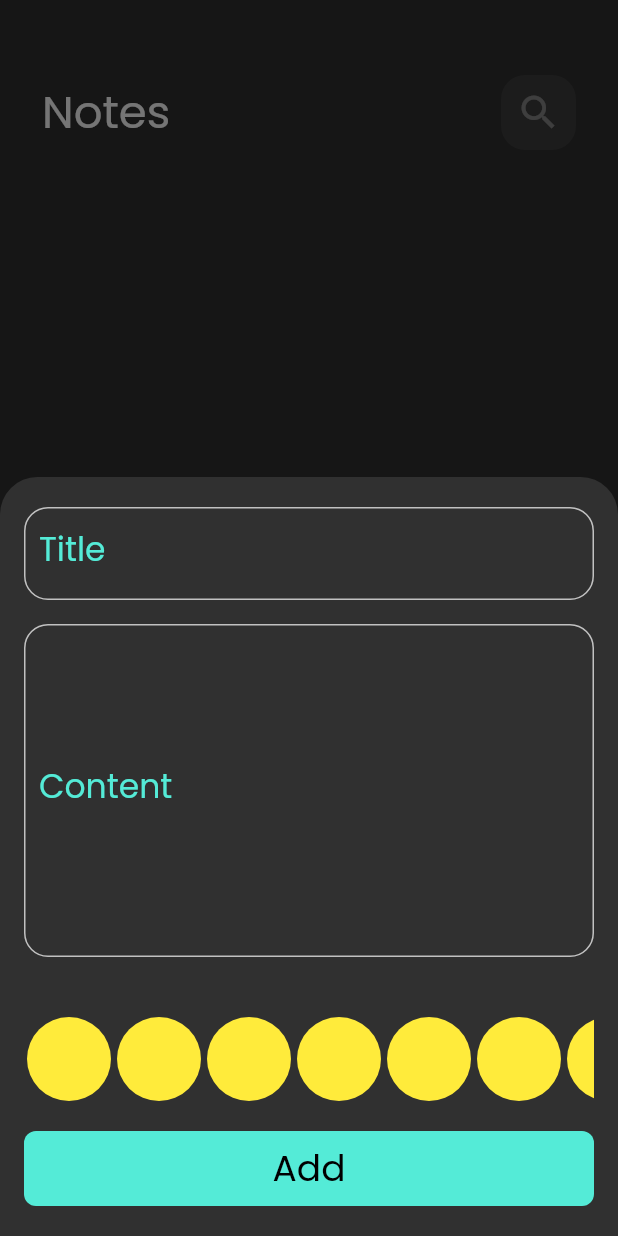
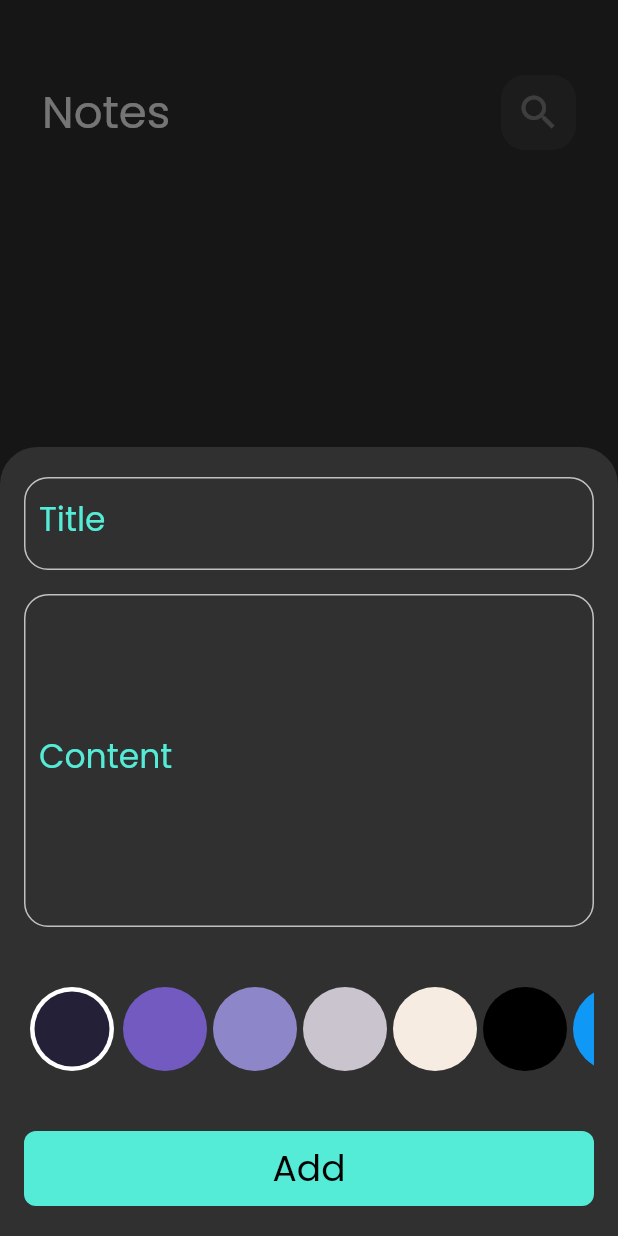
Before and after one commit to devmohamedgamal/Notes_App, a Flutter app: the screen it shows after launch, after a tap on an icon or button, on a phone screen of 412 x 824 dp. Run offline on Flutter 3.47's test engine with Material 2 defaults, Android fonts, the phone set to English and light mode, and no system bars; our stand-ins replace bloc, flutter_bloc, font_awesome_flutter, hive, hive_flutter; accounts and stored records are empty.

Commit message:
create color list

```diff
--- a/lib/views/widgets/color_list_view.dart
+++ b/lib/views/widgets/color_list_view.dart
@@ -1,35 +1,73 @@
-
 import 'package:flutter/Material.dart';
 
 class ColorsItem extends StatelessWidget {
-  const ColorsItem({super.key});
+  const ColorsItem({super.key, required this.isActive, required this.color});
+  final bool isActive;
+  final Color color;
 
   @override
   Widget build(BuildContext context) {
-    return const Padding(
-      padding:  EdgeInsets.symmetric(horizontal: 2),
-      child: CircleAvatar(
-        radius: 28,
-        backgroundColor: Colors.yellow,
-      ),
+    return Padding(
+      padding: const EdgeInsets.symmetric(horizontal: 2),
+      child: isActive
+          ? CircleAvatar(
+              radius: 30,
+              backgroundColor: Colors.white,
+              child: CircleAvatar(
+                radius: 25,
+                backgroundColor: color,
+              ),
+            )
+          : CircleAvatar(
+              radius: 28,
+              backgroundColor: color,
+            ),
     );
   }
 }
 
-class ColorsListView extends StatelessWidget {
+class ColorsListView extends StatefulWidget {
   const ColorsListView({super.key});
+
+  @override
+  State<ColorsListView> createState() => _ColorsListViewState();
+}
+
+class _ColorsListViewState extends State<ColorsListView> {
+  int currentIndex = 0;
+  List<Color> colors = const [
+    Color(0xFF242038),
+    Color(0xFF725AC1),
+    Color(0xFF8D86C9),
+    Color(0xFFCAC4CE),
+    Color(0xFFF7ECE1),
+    Color(0xFF000000),
+    Color(0xFF1098F7),
+    Color(0xFF5E548E),
+    Color(0xFFDDFCAD),
+    Color(0xFFC8E087),
+  ];
 
   @override
   Widget build(BuildContext context) {
     return Padding(
-      padding: const EdgeInsets.only(bottom: 20),
+      padding: const EdgeInsets.only(bottom: 40),
       child: SizedBox(
         height: 28 * 2,
         child: ListView.builder(
             scrollDirection: Axis.horizontal,
-            itemCount: 10,
+            itemCount: colors.length,
             itemBuilder: (context, index) {
-              return const ColorsItem();
+              return GestureDetector(
+                onTap: () {
+                  currentIndex = index;
+                  setState(() {});
+                },
+                child: ColorsItem(
+                  color: colors[index],
+                  isActive: currentIndex == index,
+                ),
+              );
             }),
       ),
     );
```
